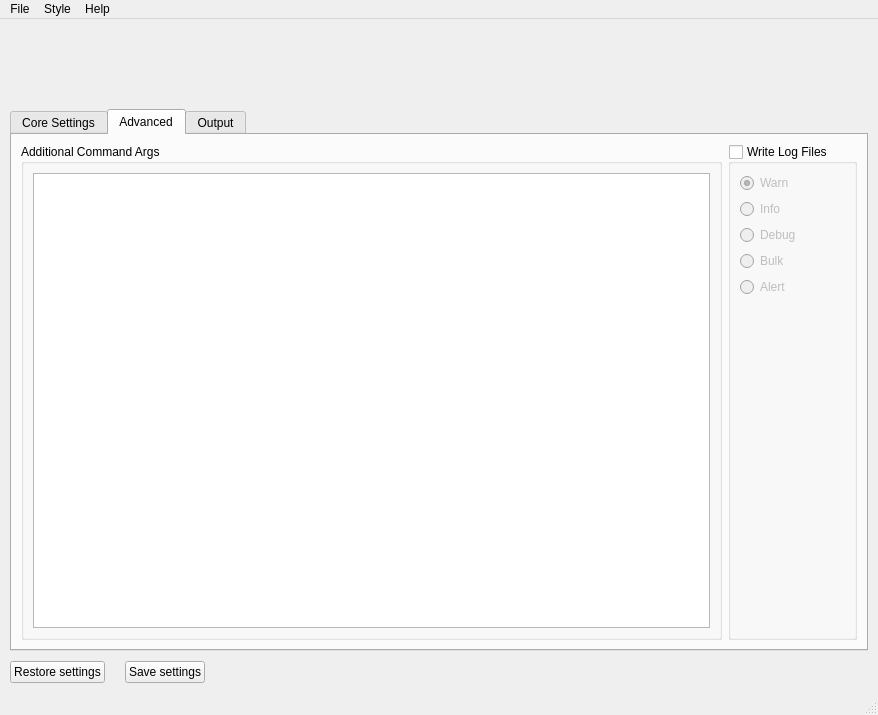
Before: the Qt Designer form src/fgx.ui in fgx/fgx, drawn with Qt 5.
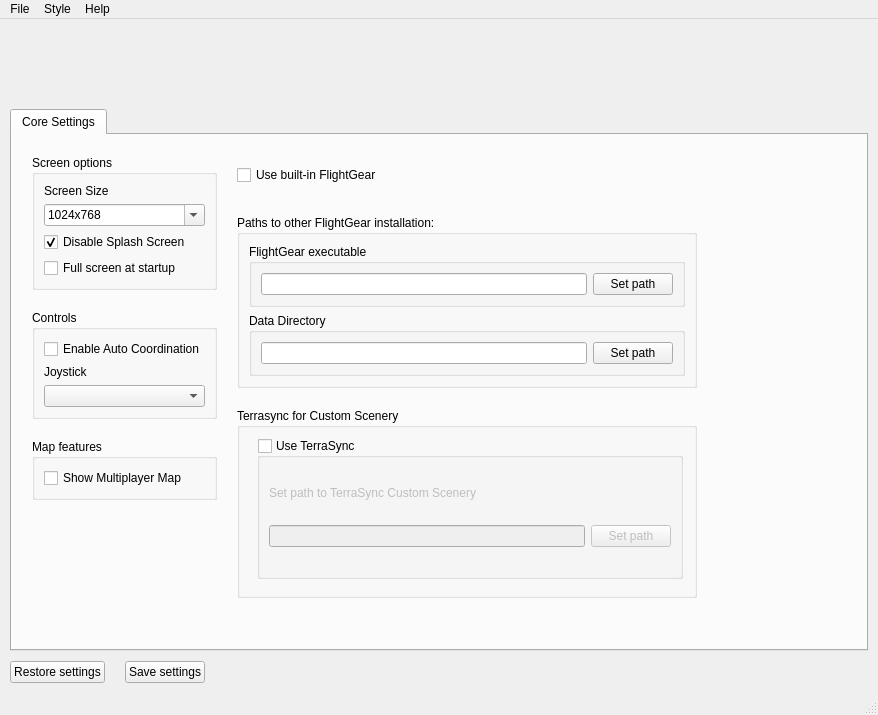
After: the same form once the commit is applied. Icons and pictures are not drawn.

Commit message: Exited Output preview from UI

Patch:
```diff
--- a/src/fgx.ui
+++ b/src/fgx.ui
@@ -438,156 +438,6 @@
           </item>
          </layout>
         </widget>
-        <widget class="QWidget" name="tab_3">
-         <attribute name="title">
-          <string>Advanced</string>
-         </attribute>
-         <layout class="QHBoxLayout" name="horizontalLayout_5">
-          <item>
-           <widget class="QGroupBox" name="groupBox_6">
-            <property name="title">
-             <string>Additional Command Args</string>
-            </property>
-            <layout class="QVBoxLayout" name="verticalLayout_10">
-             <item>
-              <widget class="QPlainTextEdit" name="lineEditExtraArgsss"/>
-             </item>
-            </layout>
-           </widget>
-          </item>
-          <item>
-           <widget class="QGroupBox" name="checkBoxLogEnabledss">
-            <property name="title">
-             <string>Write Log Files</string>
-            </property>
-            <property name="checkable">
-             <bool>true</bool>
-            </property>
-            <property name="checked">
-             <bool>false</bool>
-            </property>
-            <layout class="QVBoxLayout" name="verticalLayout_7">
-             <item>
-              <widget class="QRadioButton" name="radioButtonLogWarn">
-               <property name="text">
-                <string>Warn</string>
-               </property>
-               <property name="checked">
-                <bool>true</bool>
-               </property>
-               <attribute name="buttonGroup">
-                <string>buttonGroupLog</string>
-               </attribute>
-              </widget>
-             </item>
-             <item>
-              <widget class="QRadioButton" name="radioButtonLogInfo">
-               <property name="text">
-                <string>Info</string>
-               </property>
-               <attribute name="buttonGroup">
-                <string>buttonGroupLog</string>
-               </attribute>
-              </widget>
-             </item>
-             <item>
-              <widget class="QRadioButton" name="radioButtonLogDebug">
-               <property name="text">
-                <string>Debug</string>
-               </property>
-               <attribute name="buttonGroup">
-                <string>buttonGroupLog</string>
-               </attribute>
-              </widget>
-             </item>
-             <item>
-              <widget class="QRadioButton" name="radioButtonLogBulk">
-               <property name="text">
-                <string>Bulk</string>
-               </property>
-               <attribute name="buttonGroup">
-                <string>buttonGroupLog</string>
-               </attribute>
-              </widget>
-             </item>
-             <item>
-              <widget class="QRadioButton" name="radioButtonLogAlert">
-               <property name="text">
-                <string>Alert</string>
-               </property>
-               <attribute name="buttonGroup">
-                <string>buttonGroupLog</string>
-               </attribute>
-              </widget>
-             </item>
-             <item>
-              <spacer name="verticalSpacer_2">
-               <property name="orientation">
-                <enum>Qt::Vertical</enum>
-               </property>
-               <property name="sizeHint" stdset="0">
-                <size>
-                 <width>20</width>
-                 <height>40</height>
-                </size>
-               </property>
-              </spacer>
-             </item>
-            </layout>
-           </widget>
-          </item>
-         </layout>
-        </widget>
-        <widget class="QWidget" name="tab">
-         <attribute name="title">
-          <string>Output</string>
-         </attribute>
-         <layout class="QHBoxLayout" name="horizontalLayout_7">
-          <item>
-           <widget class="QGroupBox" name="groupBox_7">
-            <property name="title">
-             <string>Debug output</string>
-            </property>
-            <layout class="QHBoxLayout" name="horizontalLayout_6">
-             <item>
-              <widget class="QPlainTextEdit" name="txtPreview"/>
-             </item>
-             <item>
-              <layout class="QVBoxLayout" name="verticalLayout_4">
-               <item>
-                <widget class="QPushButton" name="buttonViewCommand">
-                 <property name="text">
-                  <string>Preview Command</string>
-                 </property>
-                </widget>
-               </item>
-               <item>
-                <widget class="QPushButton" name="buttonViewHelp">
-                 <property name="text">
-                  <string>Options Help</string>
-                 </property>
-                </widget>
-               </item>
-               <item>
-                <spacer name="verticalSpacer">
-                 <property name="orientation">
-                  <enum>Qt::Vertical</enum>
-                 </property>
-                 <property name="sizeHint" stdset="0">
-                  <size>
-                   <width>20</width>
-                   <height>40</height>
-                  </size>
-                 </property>
-                </spacer>
-               </item>
-              </layout>
-             </item>
-            </layout>
-           </widget>
-          </item>
-         </layout>
-        </widget>
        </widget>
       </item>
       <item>
```
Left out of the diff: 3 changed lines with no effect on the pictures. The commit also changes 3 other files.
